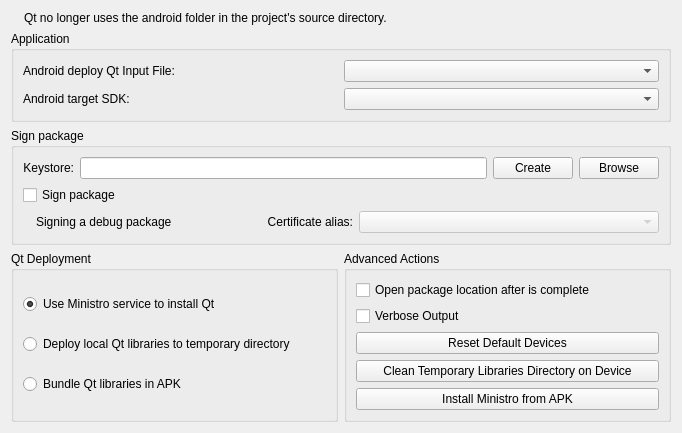
This is src/plugins/android/androiddeployqtwidget.ui in qt-creator/qt-creator as Qt 5 draws it before an edit. The edited form follows.
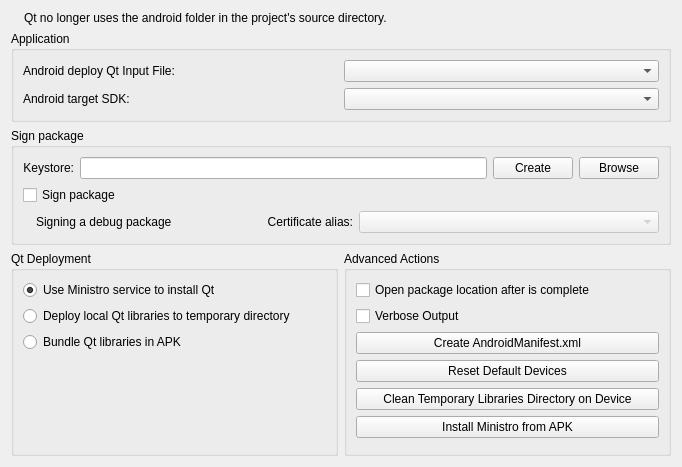
This is the edited form. Icons and pictures are not drawn.

Commit message:
Android: Qt 5.2 deployment add a button to create a Android manifest
The AndroidManifest.xml is no longer needed in as many use cases as
before. So the new deployment does not automatically create a
android manifest. Offer a button on the deployment page to create
a android manifest. This also edits the .pro file adding the
ANDROID_PACKAGE_SOURCE_DIR.

What changed in the file:
```diff
--- a/src/plugins/android/androiddeployqtwidget.ui
+++ b/src/plugins/android/androiddeployqtwidget.ui
@@ -7,7 +7,7 @@
     <x>0</x>
     <y>0</y>
     <width>682</width>
-    <height>415</height>
+    <height>467</height>
    </rect>
   </property>
   <property name="windowTitle">
@@ -177,6 +177,19 @@
         </property>
        </widget>
       </item>
+      <item>
+       <spacer name="verticalSpacer">
+        <property name="orientation">
+         <enum>Qt::Vertical</enum>
+        </property>
+        <property name="sizeHint" stdset="0">
+         <size>
+          <width>20</width>
+          <height>40</height>
+         </size>
+        </property>
+       </spacer>
+      </item>
      </layout>
     </widget>
    </item>
@@ -186,21 +199,21 @@
       <string>Advanced Actions</string>
      </property>
      <layout class="QGridLayout" name="gridLayout">
-      <item row="3" column="0">
+      <item row="4" column="0">
        <widget class="QPushButton" name="cleanLibsPushButton">
         <property name="text">
          <string>Clean Temporary Libraries Directory on Device</string>
         </property>
        </widget>
       </item>
-      <item row="4" column="0">
+      <item row="5" column="0">
        <widget class="QPushButton" name="installMinistroButton">
         <property name="text">
          <string>Install Ministro from APK</string>
         </property>
        </widget>
       </item>
-      <item row="2" column="0">
+      <item row="3" column="0">
        <widget class="QPushButton" name="resetDefaultDevices">
         <property name="text">
          <string>Reset Default Devices</string>
@@ -221,6 +234,13 @@
         </property>
        </widget>
       </item>
+      <item row="2" column="0">
+       <widget class="QPushButton" name="createAndroidManifestButton">
+        <property name="text">
+         <string>Create AndroidManifest.xml</string>
+        </property>
+       </widget>
+      </item>
      </layout>
     </widget>
    </item>
```
The commit also changes 9 other files.
